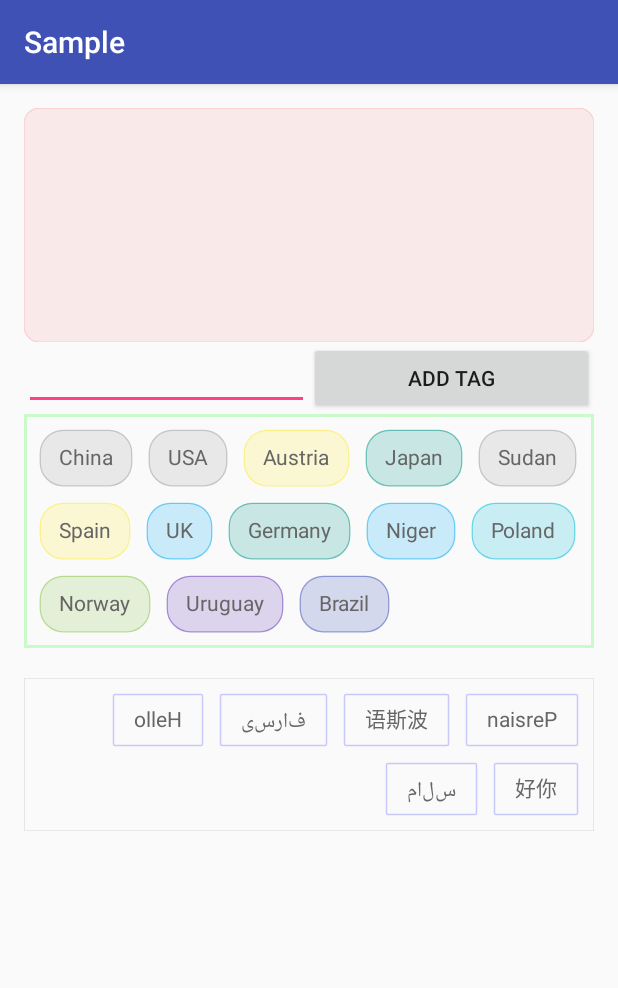
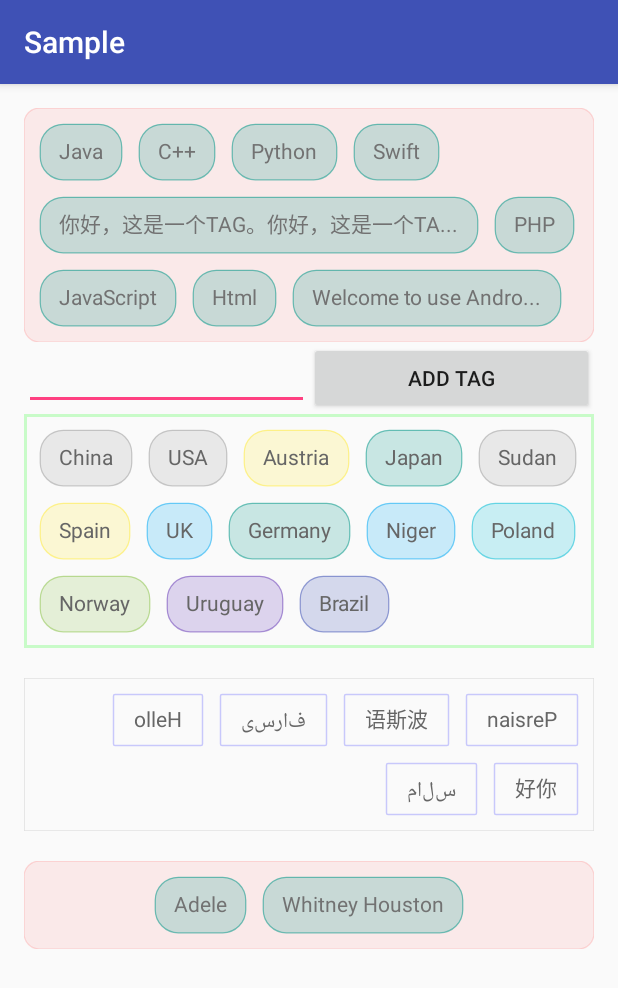
Before and after one commit to whilu/AndroidTagView, an Android app: the screen it shows after launch (MainActivity), on a phone screen of 412 x 824 dp. Shown: the top 988 px of the screen. Run offline under Robolectric (Android 15) with nearby library versions, the phone set to English and light mode, and no system bars.

Commit message:
Support center gravity for TagContainerLayout

```diff
--- a/androidtagview/src/main/java/co/lujun/androidtagview/TagContainerLayout.java
+++ b/androidtagview/src/main/java/co/lujun/androidtagview/TagContainerLayout.java
@@ -38,7 +38,7 @@ public class TagContainerLayout extends ViewGroup {
     /** The sensitive of the ViewDragHelper(default 1.0f, normal)*/
     private float mSensitivity = 1.0f;
 
-    /** Tagview average height*/
+    /** TagView average height*/
     private int mChildHeight;
 
     /** TagContainerLayout border color(default #22FF0000)*/
@@ -47,7 +47,7 @@ public class TagContainerLayout extends ViewGroup {
     /** TagContainerLayout background color(default #11FF0000)*/
     private int mBackgroundColor = Color.parseColor("#11FF0000");
 
-    /** The container layout(default left)*/
+    /** The container layout gravity(default left)*/
     private int mGravity = Gravity.LEFT;
 
     /** The max length for TagView(default max length 23)*/
@@ -186,7 +186,7 @@ public class TagContainerLayout extends ViewGroup {
         final int childCount = getChildCount();
         int lines = childCount == 0 ? 0 : getChildLines(childCount);
         int widthSpecSize = MeasureSpec.getSize(widthMeasureSpec);
-        int widthSpecMode = MeasureSpec.getMode(widthMeasureSpec);
+//        int widthSpecMode = MeasureSpec.getMode(widthMeasureSpec);
         int heightSpecSize = MeasureSpec.getSize(heightMeasureSpec);
         int heightSpecMode = MeasureSpec.getMode(heightMeasureSpec);
 
@@ -209,37 +209,53 @@ public class TagContainerLayout extends ViewGroup {
 
     @Override
     protected void onLayout(boolean changed, int l, int t, int r, int b) {
+        int childCount;
+        if ((childCount = getChildCount()) <= 0){
+            return;
+        }
         int availableW = getMeasuredWidth() - getPaddingLeft() - getPaddingRight();
-        int childCount = getChildCount();
+        int curRight = getMeasuredWidth() - getPaddingRight();
         int curTop = getPaddingTop();
+        int curLeft = getPaddingLeft();
+        int sPos = 0;
         mViewPos = new int[childCount * 2];
-        if (mGravity == Gravity.RIGHT){
-            int curRight = getMeasuredWidth() - getPaddingRight();
+
         for (int i = 0; i < childCount; i++) {
             final View childView = getChildAt(i);
             if (childView.getVisibility() != GONE) {
                 int width = childView.getMeasuredWidth();
+                if (mGravity == Gravity.RIGHT){
                     if (curRight - width < getPaddingLeft()){
                         curRight = getMeasuredWidth() - getPaddingRight();
                         curTop += mChildHeight + mVerticalInterval;
                     }
                     mViewPos[i * 2] = curRight - width;
                     mViewPos[i * 2 + 1] = curTop;
-                    childView.layout(curRight - width, curTop, curRight, curTop + mChildHeight);
                     curRight -= width + mHorizontalInterval;
+                }else if (mGravity == Gravity.CENTER){
+                    if (curLeft + width - getPaddingLeft() > availableW){
+                        int leftW = getMeasuredWidth() - mViewPos[(i - 1) * 2]
+                                - getChildAt(i - 1).getMeasuredWidth() - getPaddingRight();
+                        for (int j = sPos; j < i; j++) {
+                            mViewPos[j * 2] = mViewPos[j * 2] + leftW / 2;
+                        }
+                        sPos = i;
+                        curLeft = getPaddingLeft();
+                        curTop += mChildHeight + mVerticalInterval;
+                    }
+                    mViewPos[i * 2] = curLeft;
+                    mViewPos[i * 2 + 1] = curTop;
+                    curLeft += width + mHorizontalInterval;
+
+                    if (i == childCount - 1){
+                        int leftW = getMeasuredWidth() - mViewPos[i * 2]
+                                - childView.getMeasuredWidth() - getPaddingRight();
+                        for (int j = sPos; j < childCount; j++) {
+                            mViewPos[j * 2] = mViewPos[j * 2] + leftW / 2;
                         }
                     }
-        }else if (mGravity == Gravity.CENTER){
-            /*int curLeft = getPaddingLeft();
-            for (int i = 0; i < childCount; i++) {
-                final View childView = getChildAt(i);
-                if (childView.getVisibility() != GONE) {
-                    int width = childView.getMeasuredWidth();
+                }else {
                     if (curLeft + width - getPaddingLeft() > availableW){
-                        int leftW = getMeasuredWidth() - getChildAt(i - 1).getMeasuredWidth() - getPaddingRight() - mViewPos[i * 2];
-                        for (int j = i; j < mViewPos.length / 2; j++) {
-                            mViewPos[j * 2] = mViewPos[j * 2] +
-                        }
                         curLeft = getPaddingLeft();
                         curTop += mChildHeight + mVerticalInterval;
                     }
@@ -247,23 +263,15 @@ public class TagContainerLayout extends ViewGroup {
                     mViewPos[i * 2 + 1] = curTop;
                     curLeft += width + mHorizontalInterval;
                 }
-            }*/
-        }else {
-            int curLeft = getPaddingLeft();
-            for (int i = 0; i < childCount; i++) {
-                final View childView = getChildAt(i);
-                if (childView.getVisibility() != GONE) {
-                    int width = childView.getMeasuredWidth();
-                    if (curLeft + width - getPaddingLeft() > availableW){
-                        curLeft = getPaddingLeft();
-                        curTop += mChildHeight + mVerticalInterval;
-                    }
-                    mViewPos[i * 2] = curLeft;
-                    mViewPos[i * 2 + 1] = curTop;
-                    childView.layout(curLeft, curTop, curLeft + width, curTop + mChildHeight);
-                    curLeft += width + mHorizontalInterval;
             }
         }
+
+        // layout all child views
+        for (int i = 0; i < mViewPos.length / 2; i++) {
+            View childView = getChildAt(i);
+            childView.layout(mViewPos[i * 2], mViewPos[i * 2 + 1],
+                    mViewPos[i * 2] + childView.getMeasuredWidth(),
+                    mViewPos[i * 2 + 1] + mChildHeight);
         }
     }
 
--- a/sample/src/main/java/co/lujun/sample/MainActivity.java
+++ b/sample/src/main/java/co/lujun/sample/MainActivity.java
@@ -18,7 +18,7 @@ import co.lujun.androidtagview.TagView;
 
 public class MainActivity extends AppCompatActivity {
 
-    private TagContainerLayout mTagContainerLayout1, mTagContainerLayout2, mTagContainerLayout3;
+    private TagContainerLayout mTagContainerLayout1, mTagContainerLayout2, mTagContainerLayout3, mTagContainerLayout4;
 
     @Override
     protected void onCreate(Bundle savedInstanceState) {
@@ -54,10 +54,12 @@ public class MainActivity extends AppCompatActivity {
         list2.add("Brazil");
 
         String[] list3 = new String[]{"Persian", "波斯语", "فارسی", "Hello", "你好", "سلام"};
+        String[] list4 = new String[]{"Adele", "Whitney Houston"};
 
         mTagContainerLayout1 = (TagContainerLayout) findViewById(R.id.tagcontainerLayout1);
         mTagContainerLayout2 = (TagContainerLayout) findViewById(R.id.tagcontainerLayout2);
         mTagContainerLayout3 = (TagContainerLayout) findViewById(R.id.tagcontainerLayout3);
+        mTagContainerLayout4 = (TagContainerLayout) findViewById(R.id.tagcontainerLayout4);
 
         // Set custom click listener
         mTagContainerLayout1.setOnTagClickListener(new TagView.OnTagClickListener() {
@@ -104,6 +106,7 @@ public class MainActivity extends AppCompatActivity {
         mTagContainerLayout1.setTags(list1);
         mTagContainerLayout2.setTags(list2);
         mTagContainerLayout3.setTags(list3);
+        mTagContainerLayout4.setTags(list4);
 
         final EditText text = (EditText) findViewById(R.id.text_tag);
         Button btnAddTag = (Button) findViewById(R.id.btn_add_tag);
--- a/sample/src/main/res/layout/content_main.xml
+++ b/sample/src/main/res/layout/content_main.xml
@@ -29,7 +29,6 @@
                 android:layout_margin="0dp"
                 android:padding="10dp"
                 app:container_enable_drag="false"
-                app:container_gravity="center"
                 app:horizontal_interval="10dp"
                 app:tag_clickable="true"
                 app:tag_theme="pure_teal"
@@ -95,6 +94,19 @@
                 app:tag_vertical_padding="10dp"
                 app:vertical_interval="10dp" />
 
+            <co.lujun.androidtagview.TagContainerLayout
+                android:id="@+id/tagcontainerLayout4"
+                android:layout_width="match_parent"
+                android:layout_height="wrap_content"
+                android:layout_marginTop="20dp"
+                android:padding="10dp"
+                app:container_enable_drag="false"
+                app:container_gravity="center"
+                app:horizontal_interval="10dp"
+                app:tag_clickable="true"
+                app:tag_theme="pure_teal"
+                app:vertical_interval="10dp" />
+
         </LinearLayout>
 
     </ScrollView>
```
Also changed, not shown: 4 other files. Lines whose indentation alone changed are shown as unchanged.
